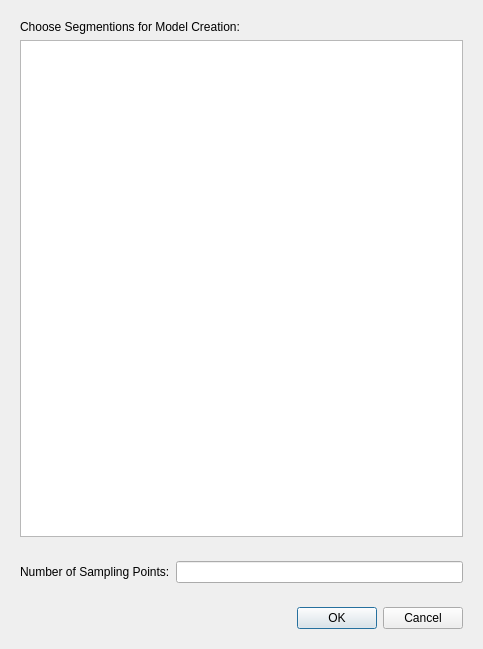
Before: the Qt Designer form Code/Source/Plugins/org.sv.gui.qt.modeling/src/internal/svSegSelectionWidget.ui in SimVascular/SimVascular, drawn with Qt 5.
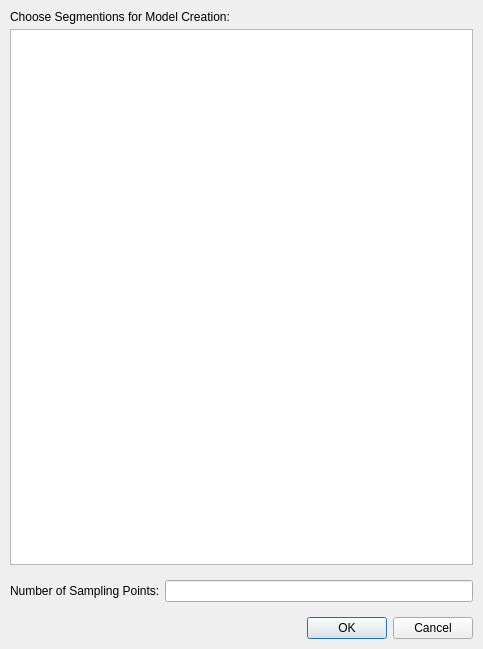
After: the same form once the commit is applied.

Patch:
```diff
--- a/Code/Source/Plugins/org.sv.gui.qt.modeling/src/internal/svSegSelectionWidget.ui
+++ b/Code/Source/Plugins/org.sv.gui.qt.modeling/src/internal/svSegSelectionWidget.ui
@@ -17,9 +17,39 @@
    <string>Create Solid Model</string>
   </property>
   <layout class="QVBoxLayout" name="verticalLayout">
+   <property name="spacing">
+    <number>5</number>
+   </property>
+   <property name="leftMargin">
+    <number>5</number>
+   </property>
+   <property name="topMargin">
+    <number>5</number>
+   </property>
+   <property name="rightMargin">
+    <number>5</number>
+   </property>
+   <property name="bottomMargin">
+    <number>5</number>
+   </property>
    <item>
     <widget class="QWidget" name="widget_3" native="true">
      <layout class="QVBoxLayout" name="verticalLayout_2">
+      <property name="spacing">
+       <number>5</number>
+      </property>
+      <property name="leftMargin">
+       <number>5</number>
+      </property>
+      <property name="topMargin">
+       <number>5</number>
+      </property>
+      <property name="rightMargin">
+       <number>5</number>
+      </property>
+      <property name="bottomMargin">
+       <number>5</number>
+      </property>
       <item>
        <widget class="QLabel" name="label">
         <property name="text">
@@ -46,6 +76,21 @@
    <item>
     <widget class="QWidget" name="widget" native="true">
      <layout class="QHBoxLayout" name="horizontalLayout">
+      <property name="spacing">
+       <number>5</number>
+      </property>
+      <property name="leftMargin">
+       <number>5</number>
+      </property>
+      <property name="topMargin">
+       <number>5</number>
+      </property>
+      <property name="rightMargin">
+       <number>5</number>
+      </property>
+      <property name="bottomMargin">
+       <number>5</number>
+      </property>
       <item>
        <widget class="QLabel" name="label_2">
         <property name="text">
@@ -62,6 +107,21 @@
    <item>
     <widget class="QWidget" name="widget_2" native="true">
      <layout class="QGridLayout" name="gridLayout">
+      <property name="leftMargin">
+       <number>5</number>
+      </property>
+      <property name="topMargin">
+       <number>5</number>
+      </property>
+      <property name="rightMargin">
+       <number>5</number>
+      </property>
+      <property name="bottomMargin">
+       <number>5</number>
+      </property>
+      <property name="horizontalSpacing">
+       <number>5</number>
+      </property>
       <item row="0" column="0">
        <widget class="QDialogButtonBox" name="buttonBox">
         <property name="standardButtons">
```
